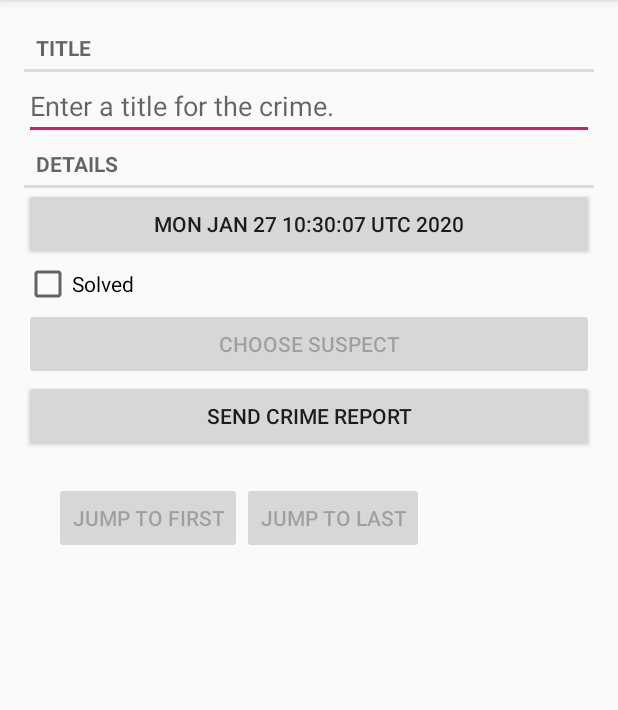
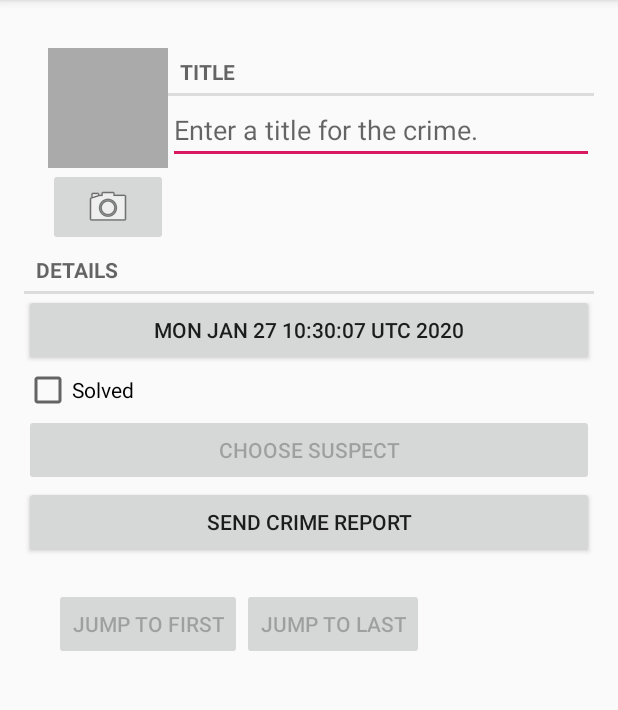
Before and after one commit to 40550074/AndroidLearningDemoCriminalIntent, an Android app: the CrimeFragment screen opened directly, with no data from a screen before it, on a phone screen of 412 x 824 dp, the part 84-794 px from its top. Run offline under Robolectric (Android 15) with nearby library versions, the phone set to English and light mode, and no system bars.

Commit message:
Add taking photos

```diff
--- a/CriminalIntent/app/src/main/java/com/example/criminalintent/Crime.java
+++ b/CriminalIntent/app/src/main/java/com/example/criminalintent/Crime.java
@@ -56,4 +56,8 @@ public class Crime {
         mSuspect = suspect;
     }
 
+    public String getPhotoFilename() {
+        return "IMG_" + getId().toString() + ".jpg";
+    }
+
 }
--- a/CriminalIntent/app/src/main/java/com/example/criminalintent/CrimeFragment.java
+++ b/CriminalIntent/app/src/main/java/com/example/criminalintent/CrimeFragment.java
@@ -3,10 +3,13 @@ package com.example.criminalintent;
 import android.app.Activity;
 import android.content.Intent;
 import android.content.pm.PackageManager;
+import android.content.pm.ResolveInfo;
 import android.database.Cursor;
+import android.graphics.Bitmap;
 import android.net.Uri;
 import android.os.Bundle;
 import android.provider.ContactsContract;
+import android.provider.MediaStore;
 import android.text.Editable;
 import android.text.TextWatcher;
 import android.text.format.DateFormat;
@@ -20,12 +23,16 @@ import android.widget.Button;
 import android.widget.CheckBox;
 import android.widget.CompoundButton;
 import android.widget.EditText;
+import android.widget.ImageButton;
+import android.widget.ImageView;
 import android.widget.RadioGroup;
 import android.widget.Toast;
 
+import androidx.core.content.FileProvider;
 import androidx.fragment.app.Fragment;
 import androidx.fragment.app.FragmentManager;
 
+import java.io.File;
 import java.util.Date;
 import java.util.List;
 import java.util.UUID;
@@ -38,8 +45,10 @@ public class CrimeFragment extends Fragment {
     private static final String DIALOG_DATE = "DialogDate";
     private static final int REQUEST_DATE = 0;
     private static final int REQUEST_CONTACT = 1;
+    private static final int REQUEST_PHOTO = 2;
 
     private Crime mCrime;
+    private File mPhotoFile;
     private EditText mTitleField;
     private Button mDateButton;
     private CheckBox mSolvedCheckBox;
@@ -47,6 +56,8 @@ public class CrimeFragment extends Fragment {
     private Button mJumpToLastButton;
     private Button mReportButton;
     private Button mSuspectButton;
+    private ImageButton mPhotoButton;
+    private ImageView mPhotoView;
 
     public static CrimeFragment newInstance(UUID crimeId) {
         Bundle args = new Bundle();
@@ -64,6 +75,7 @@ public class CrimeFragment extends Fragment {
         //UUID crimeID = (UUID)getActivity().getIntent().getSerializableExtra(MainActivity.EXTRA_CRIME_ID);
         UUID crimeID = (UUID) getArguments().getSerializable(ARG_CRIME_ID);
         mCrime = CrimeLab.get(getContext()).getCrime(crimeID);
+        mPhotoFile = CrimeLab.get(getActivity()).getPhotoFile(mCrime);
         setHasOptionsMenu(true);
     }
 
@@ -182,6 +194,32 @@ public class CrimeFragment extends Fragment {
             mSuspectButton.setEnabled(false);
         }
 
+        mPhotoButton = (ImageButton)v.findViewById(R.id.crime_camera);
+
+        final Intent captureImage = new Intent(MediaStore.ACTION_IMAGE_CAPTURE);
+        boolean canTakePhoto = mPhotoFile != null && captureImage.resolveActivity(packageManager) != null;
+        mPhotoButton.setEnabled(canTakePhoto);
+
+        mPhotoButton.setOnClickListener(new View.OnClickListener(){
+            @Override
+            public void onClick(View v) {
+                Uri uri = FileProvider.getUriForFile(getActivity(), "com.example.criminalintent.fileprovider", mPhotoFile);
+                captureImage.putExtra(MediaStore.EXTRA_OUTPUT, uri);
+
+                List<ResolveInfo> cameraActivities = getActivity().getPackageManager().queryIntentActivities
+                        (captureImage, PackageManager.MATCH_DEFAULT_ONLY);
+
+                for (ResolveInfo activity : cameraActivities) {
+                    getActivity().grantUriPermission(activity.activityInfo.packageName,
+                            uri, Intent.FLAG_GRANT_WRITE_URI_PERMISSION);
+                }
+                startActivityForResult(captureImage, REQUEST_PHOTO);
+            }
+        });
+
+        mPhotoView = (ImageView)v.findViewById(R.id.crime_photo);
+        updatePhotoView();
+
         return v;
     }
 
@@ -213,6 +251,10 @@ public class CrimeFragment extends Fragment {
             } finally {
                 c.close();
             }
+        } else if (requestCode == REQUEST_PHOTO) {
+            Uri uri = FileProvider.getUriForFile(getActivity(), "com.example.criminalintent.fileprovider", mPhotoFile);
+            getActivity().revokeUriPermission(uri, Intent.FLAG_GRANT_WRITE_URI_PERMISSION);
+            updatePhotoView();
         }
     }
 
@@ -264,4 +306,13 @@ public class CrimeFragment extends Fragment {
 
         return report;
     }
+
+    private void updatePhotoView() {
+        if(mPhotoButton == null || !mPhotoFile.exists()) {
+            mPhotoView.setImageBitmap(null);
+        } else {
+            Bitmap bitmap = PictureUtils.getScaledBitmap(mPhotoFile.getPath(), getActivity());
+            mPhotoView.setImageBitmap(bitmap);
+        }
+    }
 }
--- a/CriminalIntent/app/src/main/java/com/example/criminalintent/CrimeLab.java
+++ b/CriminalIntent/app/src/main/java/com/example/criminalintent/CrimeLab.java
@@ -7,6 +7,7 @@ import android.database.sqlite.SQLiteDatabase;
 
 import com.example.criminalintent.CrimeDbSchema.CrimeTable;
 
+import java.io.File;
 import java.util.ArrayList;
 import java.util.List;
 import java.util.UUID;
@@ -56,7 +57,11 @@ public class CrimeLab {
         } finally {
             cursor.close();
         }
+    }
 
+    public File getPhotoFile(Crime crime) {
+        File fileDir = mContext.getFilesDir();
+        return new File(fileDir, crime.getPhotoFilename());
     }
 
     public void updateCrime(Crime crime) {
--- a/CriminalIntent/app/src/main/res/layout/fragment_crime.xml
+++ b/CriminalIntent/app/src/main/res/layout/fragment_crime.xml
@@ -5,6 +5,40 @@
     android:layout_height="match_parent"
     android:layout_margin="16dp">
 
+    <LinearLayout
+        android:layout_width="match_parent"
+        android:layout_height="wrap_content"
+        android:orientation="horizontal"
+        android:layout_marginLeft="16dp"
+        android:layout_marginTop="16dp">
+
+
+        <LinearLayout
+            android:layout_width="wrap_content"
+            android:layout_height="wrap_content"
+            android:orientation="vertical">
+
+            <ImageView
+                android:layout_width="80dp"
+                android:layout_height="80dp"
+                android:id="@+id/crime_photo"
+                android:scaleType="centerInside"
+                android:cropToPadding="true"
+                android:background="@android:color/darker_gray"/>
+
+            <ImageButton
+                android:layout_width="match_parent"
+                android:layout_height="wrap_content"
+                android:id="@+id/crime_camera"
+                android:src="@android:drawable/ic_menu_camera"/>
+
+        </LinearLayout>
+
+        <LinearLayout
+            android:layout_width="0dp"
+            android:layout_height="wrap_content"
+            android:orientation="vertical"
+            android:layout_weight="1">
             <TextView
                 style="?android:listSeparatorTextViewStyle"
                 android:layout_width="match_parent"
@@ -16,6 +50,10 @@
                 android:layout_height="wrap_content"
                 android:id="@+id/crime_title"
                 android:hint="@string/crime_title_hint"/>
+        </LinearLayout>
+
+    </LinearLayout>
+
 
     <TextView
         android:layout_width="match_parent"
--- /dev/null
+++ b/CriminalIntent/app/src/main/res/xml/files.xml
@@ -0,0 +1,6 @@
+<?xml version="1.0" encoding="utf-8"?>
+<paths>
+    <files-path
+        name="crime_photos"
+        path="."/>
+</paths>
```
Also changed, not shown: CriminalIntent/app/src/main/AndroidManifest.xml (+13 -0 lines), CriminalIntent/app/src/main/java/com/example/criminalintent/PictureUtils.java (added, +36 -0 lines). Lines whose indentation alone changed are shown as unchanged.
